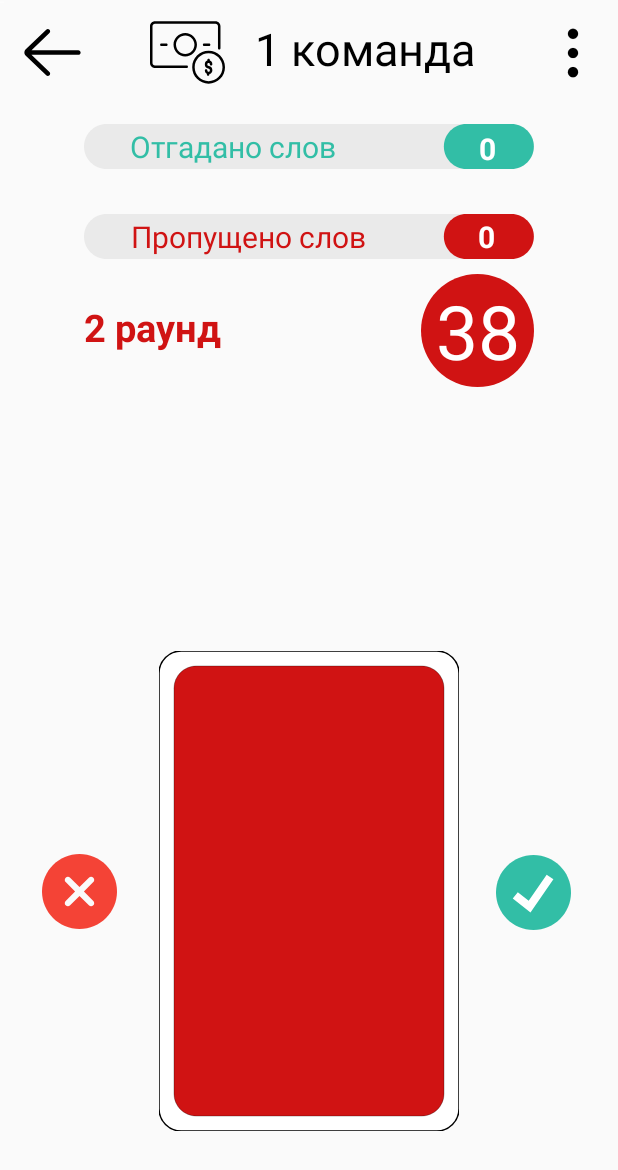
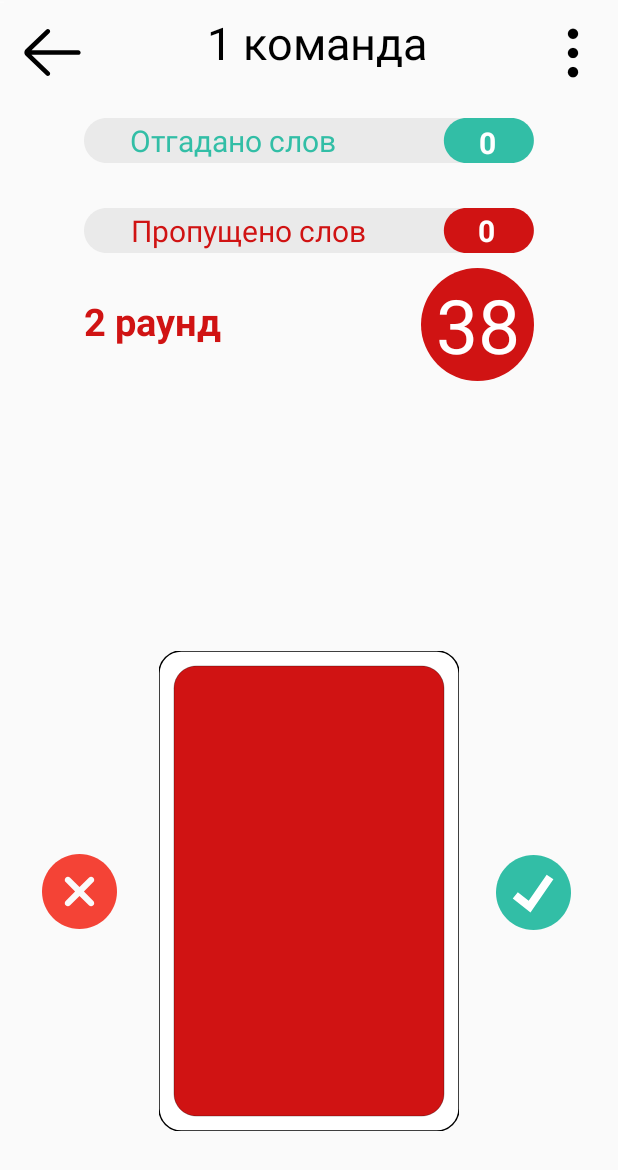
Before and after one commit to OSLL/practice20-alias, an Android app: the layout activity_round.xml on its own in the app's theme, with its tools: preview values and no code run, on a phone screen of 412 x 824 dp. Shown: the top 1170 px of the screen. Run offline under Robolectric (Android 15) with nearby library versions, the phone set to English and light mode, and no system bars.

Commit message:
Незначительные изменения

```diff
--- a/app/src/main/java/com/makentoshe/androidgithubcitemplate/Game.kt
+++ b/app/src/main/java/com/makentoshe/androidgithubcitemplate/Game.kt
@@ -2,7 +2,6 @@ package com.makentoshe.androidgithubcitemplate
 
 import android.content.Intent
 import android.os.Bundle
-import android.util.Log
 import androidx.appcompat.app.AppCompatActivity
 import androidx.recyclerview.widget.LinearLayoutManager
 import kotlinx.android.synthetic.main.activity_game.*
@@ -48,6 +47,8 @@ class Game : AppCompatActivity() {
             intent.putExtra("settingsInfo", settingsInfo)
             intent.putExtra("teams", teams)
             intent.putExtra("counter", counter)
+            intent.putExtra("currentTeam", currentTeamText)
+            intent.putExtra("currentRound", currentRoundText)
             startActivity(intent)
             overridePendingTransition(R.anim.slide_in_down, R.anim.slide_out_up)
         }
--- a/app/src/main/res/layout/activity_round.xml
+++ b/app/src/main/res/layout/activity_round.xml
@@ -20,12 +20,12 @@
         android:id="@+id/roundTitle"
         android:layout_width="wrap_content"
         android:layout_height="wrap_content"
-        android:layout_marginStart="20dp"
-        android:layout_marginTop="12dp"
+        android:layout_marginTop="8dp"
         android:text="1 команда"
         android:textColor="@color/black"
         android:textSize="30sp"
-        app:layout_constraintStart_toEndOf="@id/roundTitleIcon"
+        app:layout_constraintEnd_toStartOf="@+id/settings"
+        app:layout_constraintStart_toEndOf="@+id/backButton"
         app:layout_constraintTop_toTopOf="parent" />
 
     <Button
@@ -37,16 +37,6 @@
         android:background="@drawable/menu_button"
         app:layout_constraintEnd_toEndOf="parent"
         app:layout_constraintTop_toTopOf="parent" />
-
-    <ImageView
-        android:id="@+id/roundTitleIcon"
-        android:layout_width="50dp"
-        android:layout_height="50dp"
-        android:layout_marginStart="40dp"
-        android:layout_marginTop="10dp"
-        app:layout_constraintStart_toEndOf="@+id/backButton"
-        app:layout_constraintTop_toTopOf="parent"
-        app:srcCompat="@drawable/money" />
 
     <ImageView
         android:id="@+id/knowWordsImage"
```
Also changed, not shown: app/src/main/java/com/makentoshe/androidgithubcitemplate/Round.kt (+11 -3 lines).
